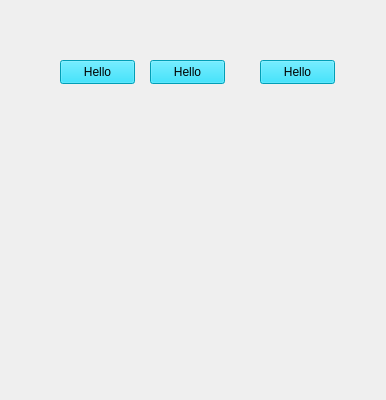
The window that forms/test_form.ui (Dybbor/Calculator) describes before a commit, drawn with Qt 5.
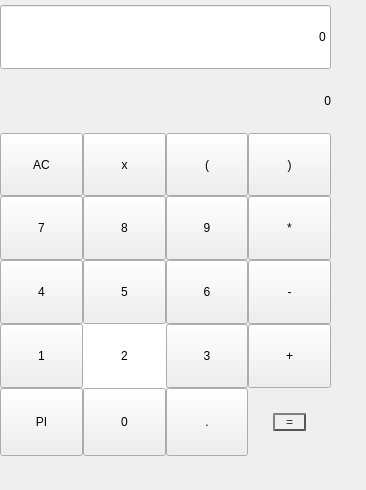
The same window after the commit.

Diff of the .ui file:
```diff
--- a/forms/test_form.ui
+++ b/forms/test_form.ui
@@ -6,60 +6,495 @@
    <rect>
     <x>0</x>
     <y>0</y>
-    <width>386</width>
-    <height>400</height>
+    <width>366</width>
+    <height>490</height>
    </rect>
   </property>
   <property name="windowTitle">
    <string>Form</string>
   </property>
-  <widget class="QPushButton" name="pushButton">
+  <widget class="QWidget" name="gridLayoutWidget">
    <property name="geometry">
     <rect>
-     <x>60</x>
-     <y>60</y>
-     <width>75</width>
-     <height>24</height>
+     <x>0</x>
+     <y>5</y>
+     <width>331</width>
+     <height>451</height>
     </rect>
    </property>
-   <property name="styleSheet">
-    <string notr="true">background-color: rgb(2, 221, 255)</string>
+   <property name="sizePolicy">
+    <sizepolicy hsizetype="Preferred" vsizetype="Preferred">
+     <horstretch>0</horstretch>
+     <verstretch>0</verstretch>
+    </sizepolicy>
    </property>
-   <property name="text">
-    <string>Hello</string>
-   </property>
-  </widget>
-  <widget class="QPushButton" name="pushButton_2">
-   <property name="geometry">
-    <rect>
-     <x>150</x>
-     <y>60</y>
-     <width>75</width>
-     <height>24</height>
-    </rect>
-   </property>
-   <property name="styleSheet">
-    <string notr="true">background-color: rgb(2, 221, 255)</string>
-   </property>
-   <property name="text">
-    <string>Hello</string>
-   </property>
-  </widget>
-  <widget class="QPushButton" name="pushButton_3">
-   <property name="geometry">
-    <rect>
-     <x>260</x>
-     <y>60</y>
-     <width>75</width>
-     <height>24</height>
-    </rect>
-   </property>
-   <property name="styleSheet">
-    <string notr="true">background-color: rgb(2, 221, 255)</string>
-   </property>
-   <property name="text">
-    <string>Hello</string>
-   </property>
+   <layout class="QGridLayout" name="gridLayout">
+    <property name="spacing">
+     <number>0</number>
+    </property>
+    <item row="1" column="0" colspan="4">
+     <widget class="QLabel" name="label">
+      <property name="sizePolicy">
+       <sizepolicy hsizetype="Preferred" vsizetype="Preferred">
+        <horstretch>0</horstretch>
+        <verstretch>0</verstretch>
+       </sizepolicy>
+      </property>
+      <property name="styleSheet">
+       <string notr="true">QLabel{
+background-color: rgb(255, 255, 255);
+};
+
+</string>
+      </property>
+      <property name="text">
+       <string>0</string>
+      </property>
+      <property name="alignment">
+       <set>Qt::AlignRight|Qt::AlignTrailing|Qt::AlignVCenter</set>
+      </property>
+      <property name="margin">
+       <number>10</number>
+      </property>
+     </widget>
+    </item>
+    <item row="5" column="0">
+     <widget class="QPushButton" name="pushButton_11">
+      <property name="sizePolicy">
+       <sizepolicy hsizetype="Preferred" vsizetype="Preferred">
+        <horstretch>0</horstretch>
+        <verstretch>0</verstretch>
+       </sizepolicy>
+      </property>
+      <property name="styleSheet">
+       <string notr="true">QPushButton{
+	background-color: rgb(255, 255, 255);
+	border:none
+};</string>
+      </property>
+      <property name="text">
+       <string>1</string>
+      </property>
+     </widget>
+    </item>
+    <item row="5" column="1">
+     <widget class="QPushButton" name="pushButton_5">
+      <property name="sizePolicy">
+       <sizepolicy hsizetype="Preferred" vsizetype="Preferred">
+        <horstretch>0</horstretch>
+        <verstretch>0</verstretch>
+       </sizepolicy>
+      </property>
+      <property name="styleSheet">
+       <string notr="true">QPushButton{
+	background-color: rgb(255, 255, 255);
+	border:none
+}
+
+QPushButton:hover {
+background: qradialgradient(
+(spread:pad, x1:0, y1:0, x2:1, y2:1, stop:0 rgba(0, 0, 0, 50), stop:1 rgba(255, 255, 255, 255));
+);
+}</string>
+      </property>
+      <property name="text">
+       <string>2</string>
+      </property>
+     </widget>
+    </item>
+    <item row="6" column="3">
+     <widget class="QPushButton" name="pushButton_20">
+      <property name="sizePolicy">
+       <sizepolicy hsizetype="Preferred" vsizetype="Preferred">
+        <horstretch>0</horstretch>
+        <verstretch>0</verstretch>
+       </sizepolicy>
+      </property>
+      <property name="styleSheet">
+       <string notr="true">QPushButton {
+color: #333;
+border: 2px solid #555;
+border-radius: 15px;
+border-style: outset;
+background: qradialgradient(
+cx: 0.3, cy: -0.4, fx: 0.3, fy: -0.4,
+radius: 100, stop: 0 #fff, stop: 1 #fff
+);
+margin: 25px;
+}
+
+QPushButton:hover {
+background:  qlineargradient(spread:pad, x1:0, y1:0, x2:1, y2:1, stop:0 rgba(0, 0, 0,22), stop:1 rgba(255, 255, 255, 255));
+}</string>
+      </property>
+      <property name="text">
+       <string>=</string>
+      </property>
+     </widget>
+    </item>
+    <item row="4" column="2">
+     <widget class="QPushButton" name="pushButton_15">
+      <property name="sizePolicy">
+       <sizepolicy hsizetype="Preferred" vsizetype="Preferred">
+        <horstretch>0</horstretch>
+        <verstretch>0</verstretch>
+       </sizepolicy>
+      </property>
+      <property name="styleSheet">
+       <string notr="true">QPushButton{
+	background-color: rgb(255, 255, 255);
+	border:none
+};</string>
+      </property>
+      <property name="text">
+       <string>6</string>
+      </property>
+     </widget>
+    </item>
+    <item row="3" column="1">
+     <widget class="QPushButton" name="pushButton_6">
+      <property name="sizePolicy">
+       <sizepolicy hsizetype="Preferred" vsizetype="Preferred">
+        <horstretch>0</horstretch>
+        <verstretch>0</verstretch>
+       </sizepolicy>
+      </property>
+      <property name="styleSheet">
+       <string notr="true">QPushButton{
+	background-color: rgb(255, 255, 255);
+	border:none
+};</string>
+      </property>
+      <property name="text">
+       <string>8</string>
+      </property>
+     </widget>
+    </item>
+    <item row="5" column="2">
+     <widget class="QPushButton" name="pushButton_17">
+      <property name="sizePolicy">
+       <sizepolicy hsizetype="Preferred" vsizetype="Preferred">
+        <horstretch>0</horstretch>
+        <verstretch>0</verstretch>
+       </sizepolicy>
+      </property>
+      <property name="styleSheet">
+       <string notr="true">QPushButton{
+	background-color: rgb(255, 255, 255);
+	border:none
+};</string>
+      </property>
+      <property name="text">
+       <string>3</string>
+      </property>
+     </widget>
+    </item>
+    <item row="6" column="1">
+     <widget class="QPushButton" name="pushButton_8">
+      <property name="sizePolicy">
+       <sizepolicy hsizetype="Preferred" vsizetype="Preferred">
+        <horstretch>0</horstretch>
+        <verstretch>0</verstretch>
+       </sizepolicy>
+      </property>
+      <property name="styleSheet">
+       <string notr="true">QPushButton{
+	background-color: rgb(255, 255, 255);
+	border:none;
+	color: rgb(255, 0, 0);
+};</string>
+      </property>
+      <property name="text">
+       <string>0</string>
+      </property>
+     </widget>
+    </item>
+    <item row="3" column="3">
+     <widget class="QPushButton" name="pushButton_14">
+      <property name="sizePolicy">
+       <sizepolicy hsizetype="Preferred" vsizetype="Preferred">
+        <horstretch>0</horstretch>
+        <verstretch>0</verstretch>
+       </sizepolicy>
+      </property>
+      <property name="styleSheet">
+       <string notr="true">QPushButton{
+	background-color: rgb(255, 255, 255);
+	border:none
+};</string>
+      </property>
+      <property name="text">
+       <string>*</string>
+      </property>
+     </widget>
+    </item>
+    <item row="3" column="2">
+     <widget class="QPushButton" name="pushButton_13">
+      <property name="sizePolicy">
+       <sizepolicy hsizetype="Preferred" vsizetype="Preferred">
+        <horstretch>0</horstretch>
+        <verstretch>0</verstretch>
+       </sizepolicy>
+      </property>
+      <property name="styleSheet">
+       <string notr="true">QPushButton{
+	background-color: rgb(255, 255, 255);
+	border:none
+};</string>
+      </property>
+      <property name="text">
+       <string>9</string>
+      </property>
+     </widget>
+    </item>
+    <item row="2" column="1">
+     <widget class="QPushButton" name="pushButton_2">
+      <property name="sizePolicy">
+       <sizepolicy hsizetype="Preferred" vsizetype="Preferred">
+        <horstretch>0</horstretch>
+        <verstretch>0</verstretch>
+       </sizepolicy>
+      </property>
+      <property name="styleSheet">
+       <string notr="true">QPushButton{
+	background-color: rgb(255, 255, 255);
+	border:none
+};</string>
+      </property>
+      <property name="text">
+       <string>x</string>
+      </property>
+     </widget>
+    </item>
+    <item row="4" column="3">
+     <widget class="QPushButton" name="pushButton_16">
+      <property name="sizePolicy">
+       <sizepolicy hsizetype="Preferred" vsizetype="Preferred">
+        <horstretch>0</horstretch>
+        <verstretch>0</verstretch>
+       </sizepolicy>
+      </property>
+      <property name="styleSheet">
+       <string notr="true">QPushButton{
+	background-color: rgb(255, 255, 255);
+	border:none
+};</string>
+      </property>
+      <property name="text">
+       <string>-</string>
+      </property>
+     </widget>
+    </item>
+    <item row="2" column="3">
+     <widget class="QPushButton" name="pushButton_4">
+      <property name="sizePolicy">
+       <sizepolicy hsizetype="Preferred" vsizetype="Preferred">
+        <horstretch>0</horstretch>
+        <verstretch>0</verstretch>
+       </sizepolicy>
+      </property>
+      <property name="styleSheet">
+       <string notr="true">QPushButton{
+	background-color: rgb(255, 255, 255);
+	border:none
+};</string>
+      </property>
+      <property name="text">
+       <string>)</string>
+      </property>
+     </widget>
+    </item>
+    <item row="6" column="2">
+     <widget class="QPushButton" name="pushButton_19">
+      <property name="sizePolicy">
+       <sizepolicy hsizetype="Preferred" vsizetype="Preferred">
+        <horstretch>0</horstretch>
+        <verstretch>0</verstretch>
+       </sizepolicy>
+      </property>
+      <property name="styleSheet">
+       <string notr="true">QPushButton{
+  border-color: rgb(66, 69, 183);
+  border-width: 3px;        
+  border-style: solid;
+  border-radius: 40px;
+  margin:30px;
+
+};</string>
+      </property>
+      <property name="text">
+       <string>.</string>
+      </property>
+     </widget>
+    </item>
+    <item row="5" column="3">
+     <widget class="QPushButton" name="pushButton_18">
+      <property name="sizePolicy">
+       <sizepolicy hsizetype="Preferred" vsizetype="Preferred">
+        <horstretch>0</horstretch>
+        <verstretch>0</verstretch>
+       </sizepolicy>
+      </property>
+      <property name="styleSheet">
+       <string notr="true">QPushButton{
+	background-color: rgb(255, 255, 255);
+	border:none
+};</string>
+      </property>
+      <property name="text">
+       <string>+</string>
+      </property>
+     </widget>
+    </item>
+    <item row="4" column="1">
+     <widget class="QPushButton" name="pushButton_7">
+      <property name="sizePolicy">
+       <sizepolicy hsizetype="Preferred" vsizetype="Preferred">
+        <horstretch>0</horstretch>
+        <verstretch>0</verstretch>
+       </sizepolicy>
+      </property>
+      <property name="styleSheet">
+       <string notr="true">QPushButton{
+	background-color: rgb(255, 255, 255);
+	border:none
+};</string>
+      </property>
+      <property name="text">
+       <string>5</string>
+      </property>
+     </widget>
+    </item>
+    <item row="3" column="0">
+     <widget class="QPushButton" name="pushButton_9">
+      <property name="sizePolicy">
+       <sizepolicy hsizetype="Preferred" vsizetype="Preferred">
+        <horstretch>0</horstretch>
+        <verstretch>0</verstretch>
+       </sizepolicy>
+      </property>
+      <property name="styleSheet">
+       <string notr="true">QPushButton{
+	background-color: rgb(255, 255, 255);
+	border:none
+};</string>
+      </property>
+      <property name="text">
+       <string>7</string>
+      </property>
+     </widget>
+    </item>
+    <item row="0" column="0" colspan="4">
+     <widget class="QLineEdit" name="lineEdit">
+      <property name="sizePolicy">
+       <sizepolicy hsizetype="Preferred" vsizetype="Preferred">
+        <horstretch>0</horstretch>
+        <verstretch>0</verstretch>
+       </sizepolicy>
+      </property>
+      <property name="styleSheet">
+       <string notr="true">QLineEdit{
+	background-color: rgb(255, 255, 255);
+padding-right: 10px;
+};</string>
+      </property>
+      <property name="text">
+       <string>0</string>
+      </property>
+      <property name="alignment">
+       <set>Qt::AlignRight|Qt::AlignTrailing|Qt::AlignVCenter</set>
+      </property>
+     </widget>
+    </item>
+    <item row="2" column="0">
+     <widget class="QPushButton" name="pushButton">
+      <property name="sizePolicy">
+       <sizepolicy hsizetype="Preferred" vsizetype="Preferred">
+        <horstretch>0</horstretch>
+        <verstretch>0</verstretch>
+       </sizepolicy>
+      </property>
+      <property name="minimumSize">
+       <size>
+        <width>50</width>
+        <height>50</height>
+       </size>
+      </property>
+      <property name="styleSheet">
+       <string notr="true">
+
+QPushButton{
+font-family: Roboto;
+font-style: normal;
+font-size: 20px;
+font-weight: italic;
+	background-color: rgb(255, 255, 255);
+	border:none
+};</string>
+      </property>
+      <property name="text">
+       <string>AC</string>
+      </property>
+     </widget>
+    </item>
+    <item row="4" column="0">
+     <widget class="QPushButton" name="pushButton_10">
+      <property name="sizePolicy">
+       <sizepolicy hsizetype="Preferred" vsizetype="Preferred">
+        <horstretch>0</horstretch>
+        <verstretch>0</verstretch>
+       </sizepolicy>
+      </property>
+      <property name="styleSheet">
+       <string notr="true">QPushButton{
+	background-color: rgb(255, 255, 255);
+	border:none
+};</string>
+      </property>
+      <property name="text">
+       <string>4</string>
+      </property>
+     </widget>
+    </item>
+    <item row="6" column="0">
+     <widget class="QPushButton" name="pushButton_12">
+      <property name="sizePolicy">
+       <sizepolicy hsizetype="Preferred" vsizetype="Preferred">
+        <horstretch>0</horstretch>
+        <verstretch>0</verstretch>
+       </sizepolicy>
+      </property>
+      <property name="styleSheet">
+       <string notr="true">QPushButton{
+	background-color: rgb(255, 255, 255);
+	border:none
+};</string>
+      </property>
+      <property name="text">
+       <string>PI</string>
+      </property>
+     </widget>
+    </item>
+    <item row="2" column="2">
+     <widget class="QPushButton" name="pushButton_3">
+      <property name="sizePolicy">
+       <sizepolicy hsizetype="Preferred" vsizetype="Preferred">
+        <horstretch>0</horstretch>
+        <verstretch>0</verstretch>
+       </sizepolicy>
+      </property>
+      <property name="styleSheet">
+       <string notr="true">QPushButton{
+	background-color: rgb(255, 255, 255);
+	border:none
+};</string>
+      </property>
+      <property name="text">
+       <string>(</string>
+      </property>
+     </widget>
+    </item>
+   </layout>
   </widget>
  </widget>
  <resources/>
```
